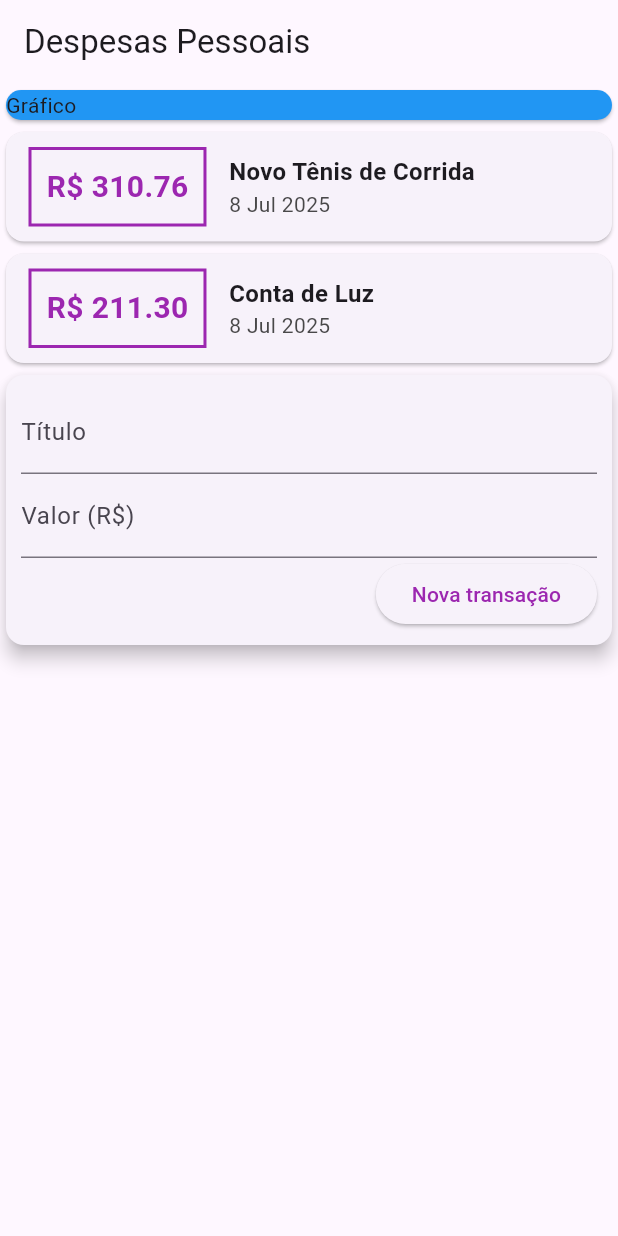
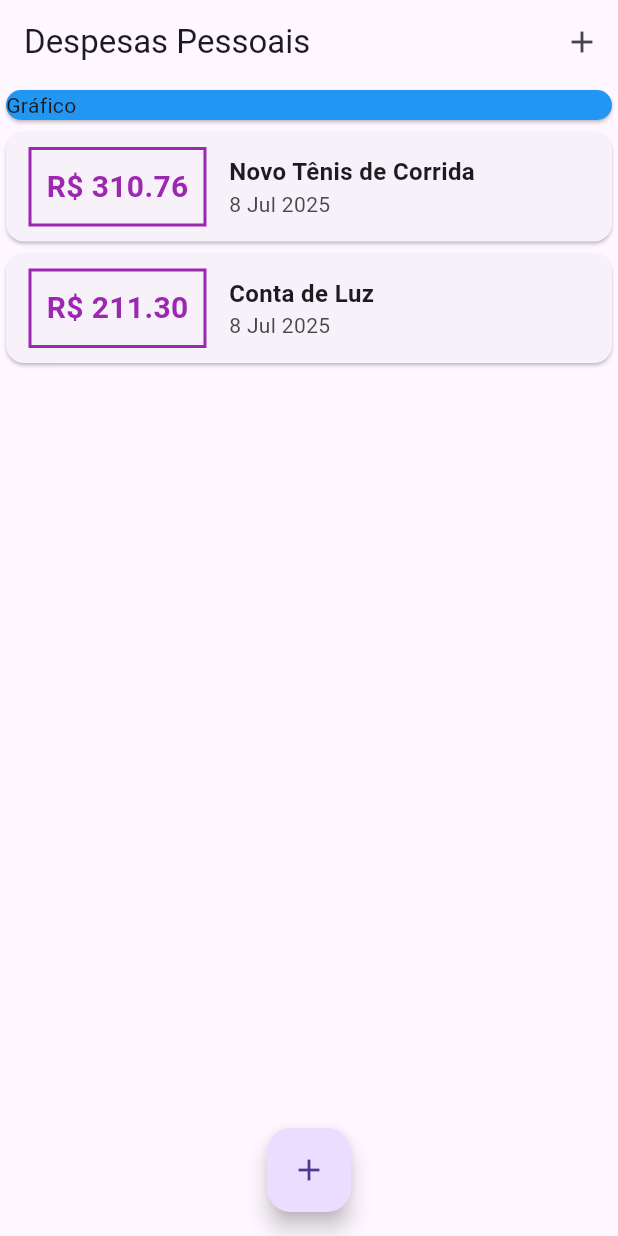
Before and after one commit to Dithan/expenses, a Flutter app: the screen it shows after launch, on a phone screen of 412 x 824 dp. Run offline on Flutter 3.47's test engine with Material 3 defaults, Android fonts, the phone set to English and light mode, and no system bars.

```diff
--- a/lib/components/transaction.user.dart
+++ /dev/null
@@ -1,38 +0,0 @@
-import 'package:expenses/components/transaction_form.dart';
-import 'package:expenses/components/transaction_list.dart';
-import 'package:expenses/models/transaction.dart';
-import 'package:flutter/material.dart';
-
-class TransactionUser extends StatefulWidget {
-  const TransactionUser({super.key});
-
-  @override
-  State<TransactionUser> createState() => _TransactionUserState();
-}
-
-class _TransactionUserState extends State<TransactionUser> {
-  final _transactions = [
-    Transaction(
-      id: 't1',
-      title: 'Novo Tênis de Corrida',
-      value: 310.76,
-      date: DateTime.now(),
-    ),
-    Transaction(
-      id: 't2',
-      title: 'Conta de Luz',
-      value: 211.30,
-      date: DateTime.now(),
-    ),
-  ];
-
-  @override
-  Widget build(BuildContext context) {
-    return Column(
-      children: [
-        TransactionList(transactions: _transactions),
-        TransactionForm(),
-      ],
-    );
-  }
-}
--- a/lib/components/transaction_list.dart
+++ b/lib/components/transaction_list.dart
@@ -9,8 +9,12 @@ class TransactionList extends StatelessWidget {
 
   @override
   Widget build(BuildContext context) {
-    return Column(
-      children: transactions.map((tr) {
+    return SizedBox(
+      height: 300,
+      child: ListView.builder(
+        itemCount: transactions.length,
+        itemBuilder: (context, index) {
+          final tr = transactions[index];
           return Card(
             child: Row(
               children: [
@@ -54,7 +58,8 @@ class TransactionList extends StatelessWidget {
               ],
             ),
           );
-      }).toList(),
+        },
+      ),
     );
   }
 }
--- a/lib/main.dart
+++ b/lib/main.dart
@@ -1,4 +1,7 @@
-import 'package:expenses/components/transaction.user.dart';
+import 'package:expenses/components/transaction_form.dart';
+import 'package:expenses/models/transaction.dart';
+import 'dart:math';
+import 'package:expenses/components/transaction_list.dart';
 import 'package:flutter/material.dart';
 
 main() => runApp(ExpensesApp());
@@ -15,8 +18,52 @@ class ExpensesApp extends StatelessWidget {
   }
 }
 
-class MyHomePage extends StatelessWidget {
-  MyHomePage({super.key});
+class MyHomePage extends StatefulWidget {
+  const MyHomePage({super.key});
+
+  @override
+  State<MyHomePage> createState() => _MyHomePageState();
+}
+
+class _MyHomePageState extends State<MyHomePage> {
+  final _transactions = [
+    Transaction(
+      id: 't1',
+      title: 'Novo Tênis de Corrida',
+      value: 310.76,
+      date: DateTime.now(),
+    ),
+    Transaction(
+      id: 't2',
+      title: 'Conta de Luz',
+      value: 211.30,
+      date: DateTime.now(),
+    ),
+  ];
+
+  _addTransaction(String title, double value) {
+    final newTransaction = Transaction(
+      id: Random().nextDouble().toString(),
+      title: title,
+      value: value,
+      date: DateTime.now(),
+    );
+
+    setState(() {
+      _transactions.add(newTransaction);
+    });
+
+    Navigator.of(context).pop();
+  }
+
+  _openTransactionFormModal(BuildContext context) {
+    showModalBottomSheet(
+      context: context,
+      builder: (_) {
+        return TransactionForm(onSubmit: _addTransaction);
+      },
+    );
+  }
 
   @override
   Widget build(BuildContext context) {
@@ -24,8 +71,15 @@ class MyHomePage extends StatelessWidget {
       child: Scaffold(
         appBar: AppBar(
           title: Text("Despesas Pessoais"),
+          actions: [
+            IconButton(
+              onPressed: () => _openTransactionFormModal(context),
+              icon: Icon(Icons.add),
             ),
-        body: Column(
+          ],
+        ),
+        body: SingleChildScrollView(
+          child: Column(
             crossAxisAlignment: CrossAxisAlignment.stretch,
             children: [
               SizedBox(
@@ -34,9 +88,15 @@ class MyHomePage extends StatelessWidget {
                   child: Text("Gráfico"),
                 ),
               ),
-            TransactionUser(),
+              TransactionList(transactions: _transactions),
             ],
           ),
+        ),
+        floatingActionButton: FloatingActionButton(
+          onPressed: () => _openTransactionFormModal(context),
+          child: Icon(Icons.add),
+        ),
+        floatingActionButtonLocation: FloatingActionButtonLocation.centerFloat,
       ),
     );
   }
```
Also changed, not shown: lib/components/transaction_form.dart (+19 -5 lines). Lines whose indentation alone changed are shown as unchanged.
